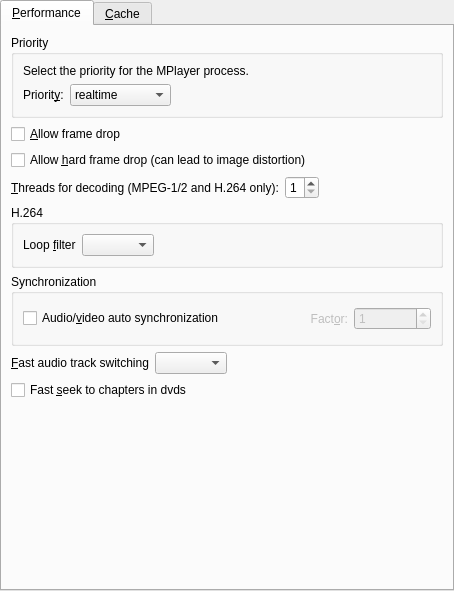
Qt form src/prefperformance.ui (wilbert2000/wzplayer) before a commit.
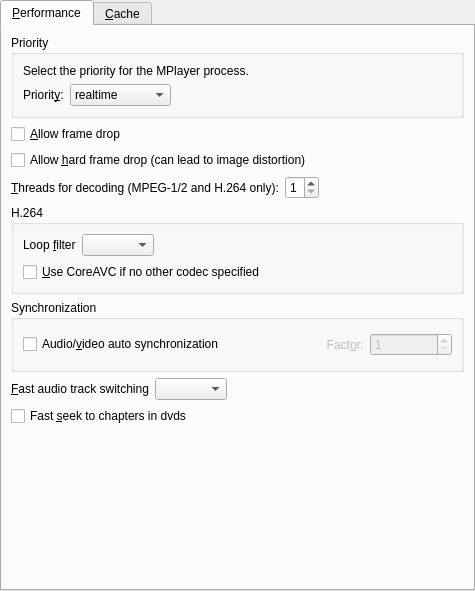
The same form after that commit. Custom widgets are drawn as their Qt base class.

Commit message:
Applied patch coreavc.patch by Shurygin Egor <qdiesel@users.sourceforge.net>
Adds a checkbox in performance settings to switch coreavc usage.
When checked passes to mplayer "-vc coreavc," unless vdpau video driver is
used and any other video codec has been set explicitly.

Diff of the .ui file:
```diff
--- a/src/prefperformance.ui
+++ b/src/prefperformance.ui
@@ -5,7 +5,7 @@
    <rect>
     <x>0</x>
     <y>0</y>
-    <width>454</width>
+    <width>475</width>
     <height>591</height>
    </rect>
   </property>
@@ -240,7 +240,7 @@
          <property name="title" >
           <string>H.264</string>
          </property>
-         <layout class="QHBoxLayout" >
+         <layout class="QVBoxLayout" >
           <property name="spacing" >
            <number>6</number>
           </property>
@@ -256,6 +256,8 @@
           <property name="bottomMargin" >
            <number>9</number>
           </property>
+          <item>
+           <layout class="QHBoxLayout" >
           <item>
            <widget class="QLabel" name="label_8" >
             <property name="text" >
@@ -283,6 +285,15 @@
            </spacer>
           </item>
          </layout>
+          </item>
+          <item>
+           <widget class="QCheckBox" name="coreavc_check" >
+            <property name="text" >
+             <string>&amp;Use CoreAVC if no other codec specified</string>
+            </property>
+           </widget>
+          </item>
+         </layout>
         </widget>
        </item>
        <item>
```
Left out of the diff: 1 changed line with no effect on the pictures. Lines whose indentation alone changed are shown as unchanged. The commit also changes 4 other files.
